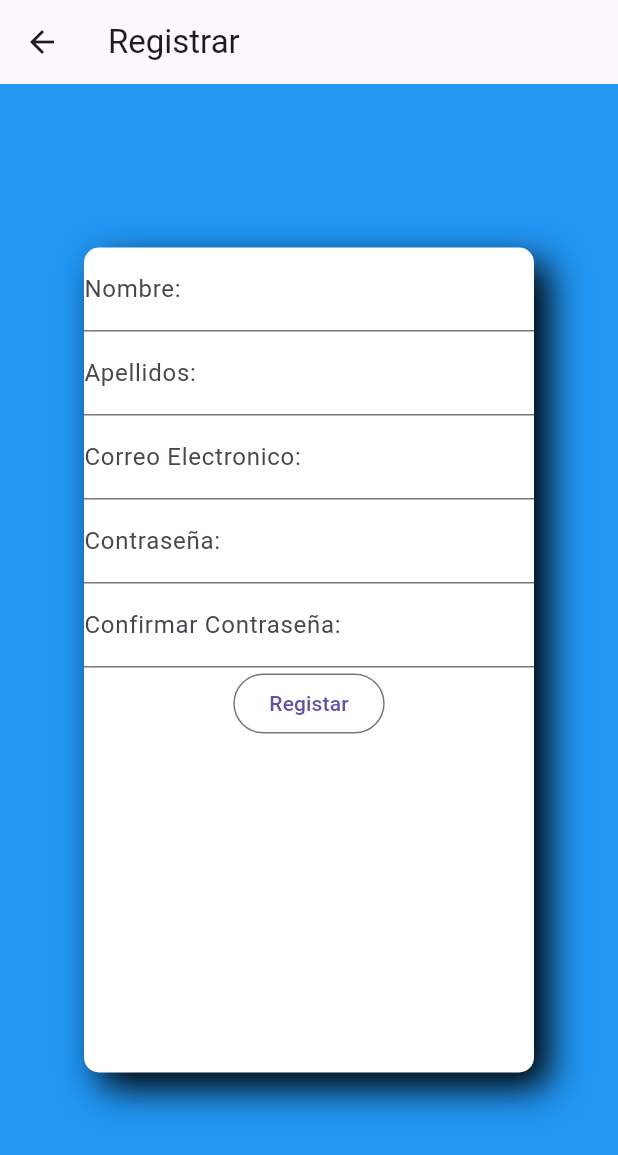
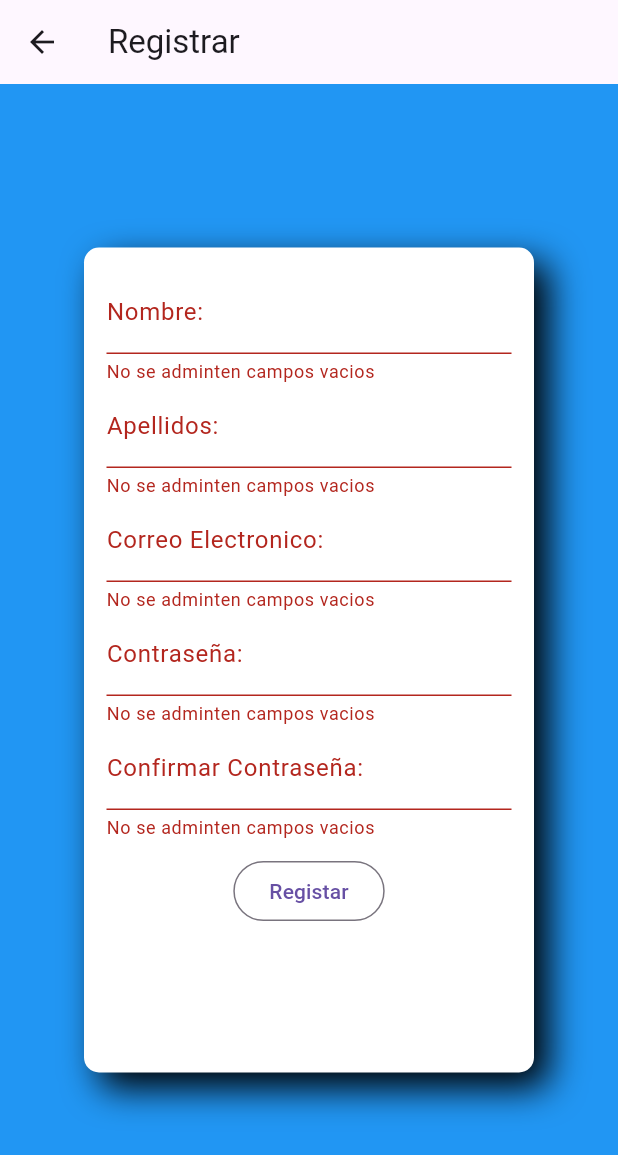
Before and after one commit to BomayeEmiliano/crudSQLite, a Flutter app: the registrar screen opened directly, after a tap on "Registar", on a phone screen of 412 x 824 dp. Shown: the top 1155 px of the screen. Run offline on Flutter 3.47's test engine with Material 3 defaults, Android fonts, the phone set to English and light mode, and no system bars; our stand-ins replace google_fonts; network calls fail.

Commit message:
Valiacion de los campos no vacios

```diff
--- a/lib/paginas/registrar.dart
+++ b/lib/paginas/registrar.dart
@@ -9,6 +9,9 @@ class registrar extends StatefulWidget {
 }
 
 class _registrarState extends State<registrar> {
+
+  final _key=GlobalKey<FormState>();
+
   @override
   Widget build(BuildContext context) {
     return Scaffold(
@@ -20,6 +23,7 @@ class _registrarState extends State<registrar> {
 
       body: Center(
         child: Container(
+                padding: EdgeInsets.all(15),
                 width: 300,
                 height: 550,
                 decoration: BoxDecoration(
@@ -32,43 +36,82 @@ class _registrarState extends State<registrar> {
 
                   )]
                 ),
+            child: Form(
+              key: _key,
               child: Column(
                 children: [
-                TextField(
+                  TextFormField(
+                    validator: (value) {
+                      if (value!.isEmpty) {
+                        return "No se adminten campos vacios";
+                      }
+                      return null;
+                    },
                     decoration: InputDecoration(
                       border: UnderlineInputBorder(),
                       labelText: "Nombre:"
                     ),
                    ),
-                 TextField(
+                   TextFormField(
+                    validator: (value) {
+                      if (value!.isEmpty) {
+                        return "No se adminten campos vacios";
+                      }
+                      return null;
+                    },
                     decoration: InputDecoration(
                       border: UnderlineInputBorder(),
                       labelText: "Apellidos:"
                     ),
                    ),
-                 TextField(
+                   TextFormField(
+                    validator: (value) {
+                      if (value!.isEmpty) {
+                        return "No se adminten campos vacios";
+                      }
+                      return null;
+                    },
                     decoration: InputDecoration(
                       border: UnderlineInputBorder(),
                       labelText: "Correo Electronico:"
                     ),
                    ),
-                 TextField(
+                   TextFormField(
+                    validator: (value) {
+                      if (value!.isEmpty) {
+                        return "No se adminten campos vacios";
+                      }
+                      return null;
+                    },
                     decoration: InputDecoration(
                       border: UnderlineInputBorder(),
                       labelText: "Contraseña:"
                     ),
                    ),
-                 TextField(
+                   TextFormField(
+                    validator: (value) {
+                      if (value!.isEmpty) {
+                        return "No se adminten campos vacios";
+                      }
+                      return null;
+                    },
                     decoration: InputDecoration(
                       border: UnderlineInputBorder(),
                       labelText: "Confirmar Contraseña:"
                     ),
                    ),
+                   SizedBox(
+                    height: 10,
+                   ),
                   OutlinedButton(
                     onPressed: () {
+                      if (_key.currentState!.validate()) {
+                        print("Guardado...");
+                      }
                       //Navigator.push(context, MaterialPageRoute(builder: (context) => listamodulos(),));
                   }, child: Text("Registar"))
               ],
+              ),
             ),
         ),
       ),
```
Lines whose indentation alone changed are shown as unchanged.
